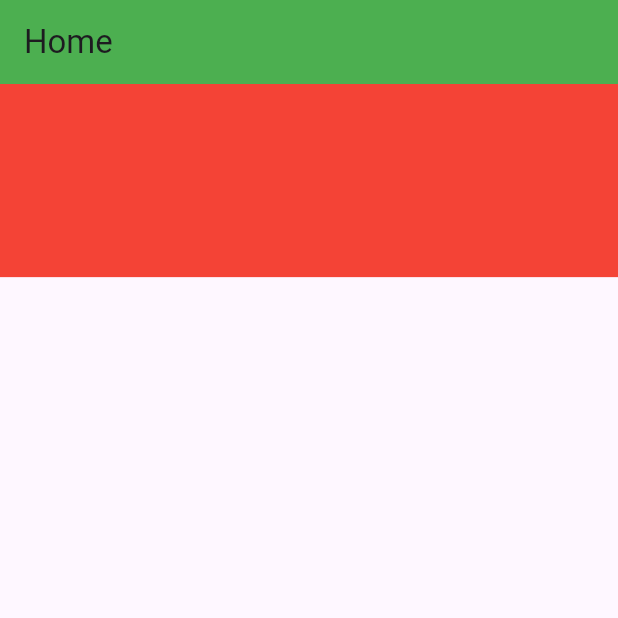
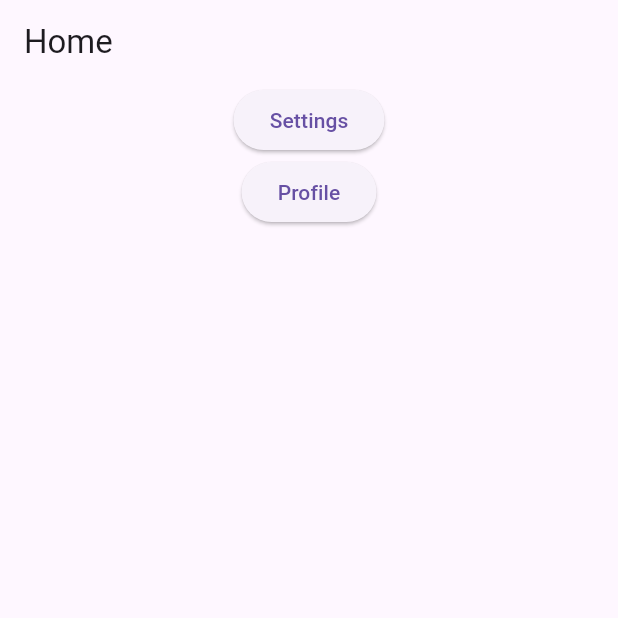
Before and after one commit to RafatMeraz/ostad_flutter_batch_six, a Flutter app: the screen it shows after launch, on a phone screen of 412 x 824 dp, the top half of it. Run offline on Flutter 3.47's test engine with Material 3 defaults, Android fonts, the phone set to English and light mode, and no system bars.

Commit message:
Add basic named route navigation

```diff
--- a/live_class_project/lib/main.dart
+++ b/live_class_project/lib/main.dart
@@ -1,13 +1,7 @@
-import 'package:flutter/foundation.dart';
-import 'package:device_preview/device_preview.dart';
-
 import 'package:flutter/material.dart';
 
 void main() {
-  runApp(DevicePreview(
-    enabled: kDebugMode,
-    builder: (context) => const MyApp(), // Wrap your app
-  ),);
+  runApp(const MyApp());
 }
 
 class MyApp extends StatelessWidget {
@@ -16,65 +10,105 @@ class MyApp extends StatelessWidget {
   @override
   Widget build(BuildContext context) {
     return MaterialApp(
-      useInheritedMediaQuery: true,
-      locale: DevicePreview.locale(context),
-      builder: DevicePreview.appBuilder,
-      home: const Home(),
-      theme: ThemeData(),
+      initialRoute: '/',
+      routes: {
+        '/' : (context) => const HomeScreen(),
+        '/settings' : (context) => const SettingsScreen(),
+        '/profile' : (context) => const ProfileScreen(),
+      },
     );
   }
 }
 
-class Home extends StatelessWidget {
-  const Home({super.key});
+class HomeScreen extends StatelessWidget {
+  const HomeScreen({super.key});
 
   @override
   Widget build(BuildContext context) {
     return Scaffold(
       appBar: AppBar(
-        backgroundColor: Colors.green,
         title: const Text('Home'),
       ),
-      body: Column(
-        children: [
-          // Flexible(
-          //   fit: FlexFit.tight,
-          //   flex: 2,
-          //   child: Container(
-          //     width: 100,
-          //     color: Colors.red,
-          //   ),
-          // ),
-          // Expanded(
-          //   flex: 2,
-          //   child: Container(
-          //     width: 100,
-          //     color: Colors.yellow,
-          //   ),
-          // ),
-          // Expanded(
-          //   flex: 5,
-          //   child: Container(
-          //     width: 100,
-          //     height: 100,
-          //     color: Colors.green,
-          //   ),
-          // ),
-          // SizedBox(
-          //   width: MediaQuery.sizeOf(context).width,
-          //   height: 500,
-          //   child: FractionallySizedBox(
-          //     heightFactor: 0.9,
-          //     widthFactor: 0.8,
-          //     child: Container(
-          //       color: Colors.red,
-          //     ),
-          //   ),
-          // )
-          // 1:2
-          AspectRatio(aspectRatio: 16/5, child: Container(color: Colors.red,),)
-        ],
+      body: Center(
+        child: Column(
+          children: [
+            ElevatedButton(
+              onPressed: () {
+                Navigator.pushNamed(context, '/settings');
+              },
+              child: const Text('Settings'),
+            ),
+            ElevatedButton(
+              onPressed: () {
+                Navigator.pushReplacementNamed(context, '/profile',
+                    arguments: 45);
+              },
+              child: const Text('Profile'),
+            ),
+          ],
+        ),
       ),
     );
   }
 }
+
+class ProfileScreen extends StatelessWidget {
+  const ProfileScreen({super.key});
+
+  @override
+  Widget build(BuildContext context) {
+    final args =
+        ModalRoute.of(context)?.settings.arguments as int;
+    print(args);
+
+    return Scaffold(
+      appBar: AppBar(
+        title: const Text('Profile'),
+      ),
+      body: Center(
+        child: Column(
+          children: [
+            ElevatedButton(
+              onPressed: () {
+                Navigator.pushNamedAndRemoveUntil(
+                    context, '/', (route) => false);
+              },
+              child: const Text('Home'),
+            ),
+            ElevatedButton(
+              onPressed: () {},
+              child: const Text('Settings'),
+            ),
+          ],
+        ),
+      ),
+    );
+  }
+}
+
+class SettingsScreen extends StatelessWidget {
+  const SettingsScreen({super.key});
+
+  @override
+  Widget build(BuildContext context) {
+    return Scaffold(
+      appBar: AppBar(
+        title: const Text('Settings'),
+      ),
+      body: Center(
+        child: Column(
+          children: [
+            ElevatedButton(
+              onPressed: () {},
+              child: const Text('Profile'),
+            ),
+            ElevatedButton(
+              onPressed: () {},
+              child: const Text('Home'),
+            ),
+          ],
+        ),
+      ),
+    );
+  }
+}
```
